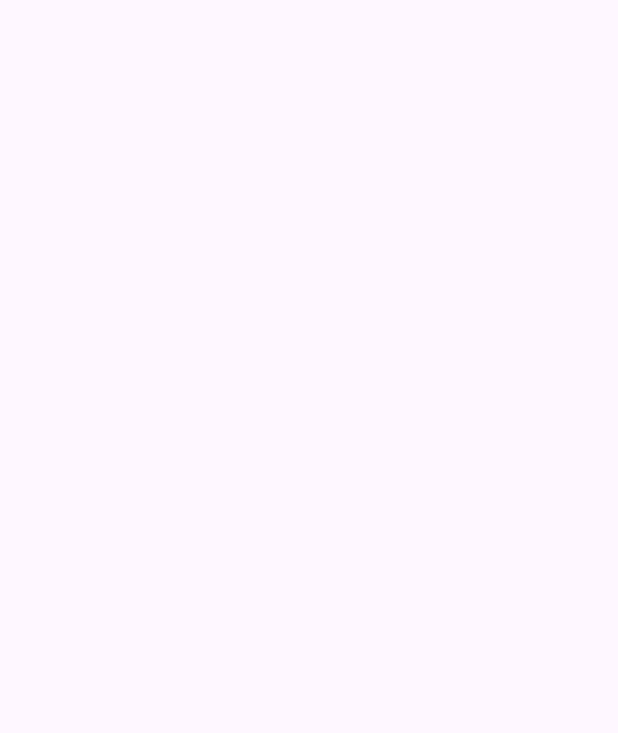
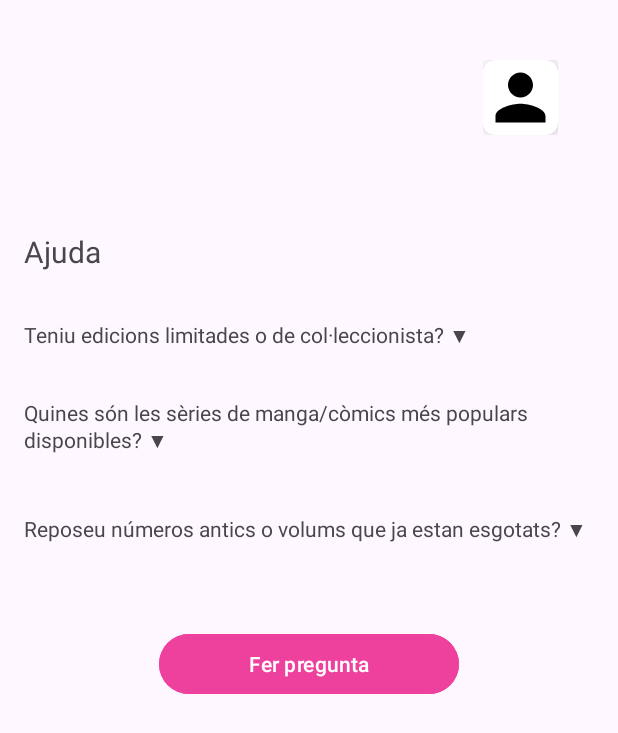
Before and after one commit to JudithM05/TendaComics, an Android app: the Ajuda screen opened directly, with no data from a screen before it, on a phone screen of 412 x 824 dp. Before the commit the part shown is empty. Shown: the top 733 px of the screen. Run offline under Robolectric (Android 15) with nearby library versions, the phone set to English and light mode, and no system bars.

Commit message:
Feta el layout de ajuda

```diff
--- a/app/src/main/res/layout/activity_ajuda.xml
+++ b/app/src/main/res/layout/activity_ajuda.xml
@@ -1,10 +1,65 @@
 <?xml version="1.0" encoding="utf-8"?>
-<androidx.constraintlayout.widget.ConstraintLayout xmlns:android="http://schemas.android.com/apk/res/android"
+<LinearLayout xmlns:android="http://schemas.android.com/apk/res/android"
     xmlns:app="http://schemas.android.com/apk/res-auto"
     xmlns:tools="http://schemas.android.com/tools"
     android:id="@+id/main"
     android:layout_width="match_parent"
     android:layout_height="match_parent"
+    android:orientation="vertical"
     tools:context=".Ajuda">
 
-</androidx.constraintlayout.widget.ConstraintLayout>
+    <fragment
+        android:id="@+id/fragmentPerfil"
+        android:name="com.example.tendacomics.Perfil"
+        android:layout_width="50dp"
+        android:layout_height="50dp"
+        android:layout_gravity="end|top"
+        android:layout_margin="40dp" />
+    <TextView
+        android:id="@+id/textView2"
+        android:layout_width="wrap_content"
+        android:layout_height="wrap_content"
+        android:text="Ajuda"
+        android:textSize="20sp"
+        android:layout_marginTop="24dp"
+        android:layout_marginBottom="16dp"
+        android:layout_marginStart="16dp"
+        android:layout_marginEnd="16dp" />
+
+    <TextView
+        android:id="@+id/textView3"
+        android:layout_width="wrap_content"
+        android:layout_height="wrap_content"
+        android:text="Teniu edicions limitades o de col·leccionista? ▼"
+        android:layout_marginTop="16dp"
+        android:layout_marginBottom="16dp"
+        android:layout_marginStart="16dp"
+        android:layout_marginEnd="16dp" />
+    <TextView
+        android:id="@+id/textView4"
+        android:layout_width="wrap_content"
+        android:layout_height="wrap_content"
+        android:text="Quines són les sèries de manga/còmics més populars disponibles? ▼"
+        android:layout_marginTop="16dp"
+        android:layout_marginBottom="24dp"
+        android:layout_marginStart="16dp"
+        android:layout_marginEnd="16dp" />
+    <TextView
+        android:id="@+id/textView5"
+        android:layout_width="wrap_content"
+        android:layout_height="wrap_content"
+        android:text="Reposeu números antics o volums que ja estan esgotats? ▼"
+        android:layout_marginTop="16dp"
+        android:layout_marginBottom="24dp"
+        android:layout_marginStart="16dp"
+        android:layout_marginEnd="16dp" />
+    <Button
+        android:id="@+id/buttonPregunta"
+        android:layout_width="200dp"
+        android:layout_height="wrap_content"
+        android:text="@string/fer_pregunta"
+        android:backgroundTint="#ee419e"
+        android:layout_marginTop="32dp"
+        android:layout_gravity="center" />
+
+</LinearLayout>
--- a/app/src/main/res/layout/activity_perfilpag.xml
+++ b/app/src/main/res/layout/activity_perfilpag.xml
@@ -1,6 +1,5 @@
 <?xml version="1.0" encoding="utf-8"?>
-<LinearLayout
-    xmlns:android="http://schemas.android.com/apk/res/android"
+<LinearLayout xmlns:android="http://schemas.android.com/apk/res/android"
     xmlns:app="http://schemas.android.com/apk/res-auto"
     xmlns:tools="http://schemas.android.com/tools"
     android:id="@+id/main"
@@ -20,45 +19,45 @@
     <LinearLayout
         android:layout_width="wrap_content"
         android:layout_height="wrap_content"
-        android:orientation="horizontal"
+        android:layout_marginStart="30dp"
         android:layout_marginTop="20dp"
-        android:layout_marginStart="30dp"
-        android:layout_marginEnd="30dp">
+        android:layout_marginEnd="30dp"
+        android:orientation="horizontal">
 
         <ImageView
             android:id="@+id/imageView"
             android:layout_width="wrap_content"
             android:layout_height="wrap_content"
-            tools:srcCompat="@tools:sample/avatars"
             android:layout_marginEnd="20dp"
-            android:layout_marginBottom="20dp"/>
+            android:layout_marginBottom="20dp"
+            tools:srcCompat="@tools:sample/avatars" />
 
         <TextView
             android:id="@+id/textView5"
             android:layout_width="wrap_content"
             android:layout_height="wrap_content"
-            android:textSize="17sp"
-            android:text="User" />
+            android:text="User123"
+            android:textSize="17sp" />
     </LinearLayout>
 
     <TextView
         android:id="@+id/textView6"
         android:layout_width="wrap_content"
         android:layout_height="wrap_content"
+        android:layout_marginStart="30dp"
         android:layout_marginTop="10dp"
-        android:layout_marginStart="30dp"
         android:layout_marginEnd="30dp"
-        android:textSize="17sp"
-        android:text="user123@gmail.com" />
+        android:text="user123@gmail.com"
+        android:textSize="17sp" />
 
     <TextView
         android:id="@+id/textView7"
         android:layout_width="wrap_content"
         android:layout_height="wrap_content"
+        android:layout_marginStart="30dp"
         android:layout_marginTop="10dp"
-        android:layout_marginStart="30dp"
         android:layout_marginEnd="30dp"
-        android:textSize="17sp"
-        android:text="666 666 666" />
+        android:text="666 666 666"
+        android:textSize="17sp" />
 
 </LinearLayout>
--- a/app/src/main/res/values/strings.xml
+++ b/app/src/main/res/values/strings.xml
@@ -9,4 +9,5 @@
     <string name="perfil">Perfil</string>
     <string name="correu_electr_nic">Correu electrònic</string>
     <string name="direcci">Direcció</string>
+    <string name="fer_pregunta">Fer pregunta</string>
 </resources>
```
